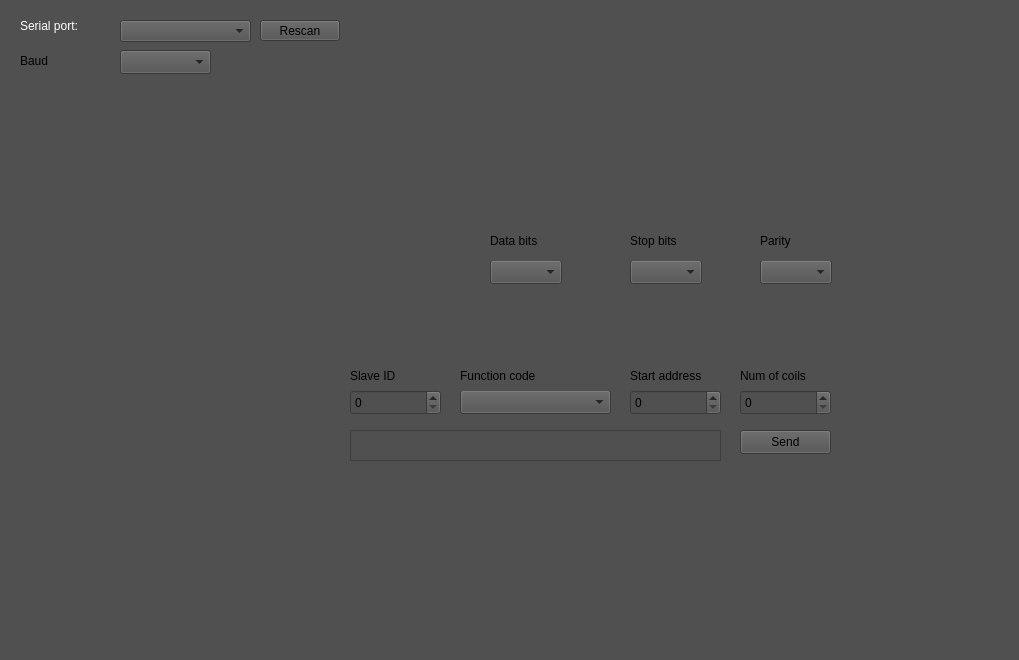
Old version of the form mainwindow.ui in the repository VarionDrakon/UICD.Configurator.
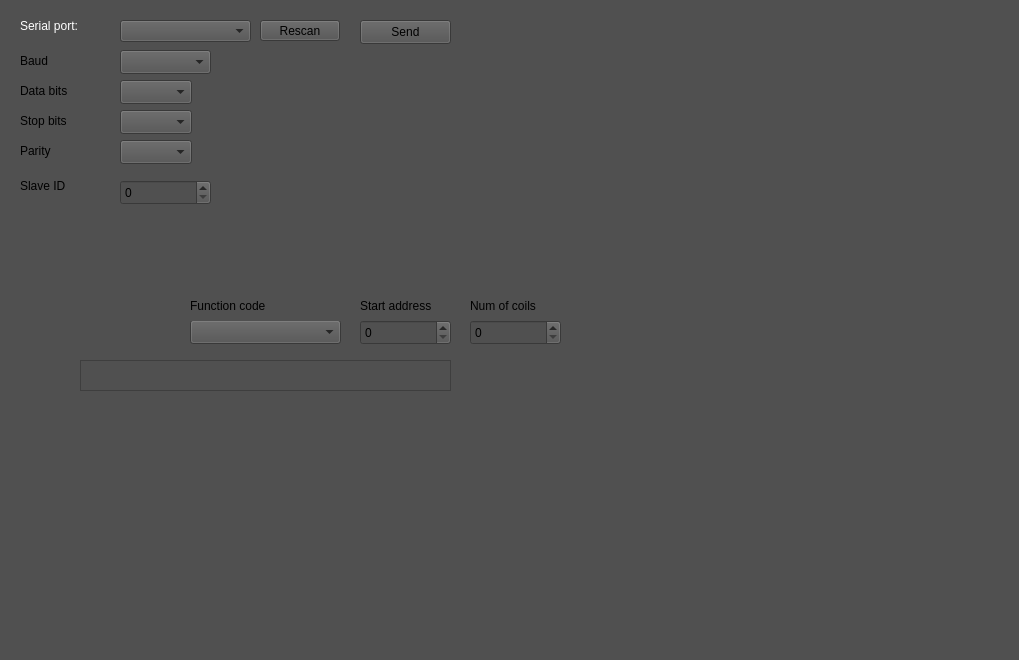
New version of the form.

Commit message: I didn't do anything... Except move elements UI.

```diff
--- a/mainwindow.ui
+++ b/mainwindow.ui
@@ -68,8 +68,8 @@
    <widget class="QComboBox" name="comboBox_2">
     <property name="geometry">
      <rect>
-      <x>490</x>
-      <y>260</y>
+      <x>120</x>
+      <y>80</y>
       <width>72</width>
       <height>24</height>
      </rect>
@@ -78,8 +78,8 @@
    <widget class="QComboBox" name="comboBox_3">
     <property name="geometry">
      <rect>
-      <x>630</x>
-      <y>260</y>
+      <x>120</x>
+      <y>110</y>
       <width>72</width>
       <height>24</height>
      </rect>
@@ -88,8 +88,8 @@
    <widget class="QComboBox" name="comboBox_4">
     <property name="geometry">
      <rect>
-      <x>760</x>
-      <y>260</y>
+      <x>120</x>
+      <y>140</y>
       <width>72</width>
       <height>24</height>
      </rect>
@@ -127,8 +127,8 @@
    <widget class="QLabel" name="label_3">
     <property name="geometry">
      <rect>
-      <x>490</x>
-      <y>220</y>
+      <x>20</x>
+      <y>70</y>
       <width>71</width>
       <height>41</height>
      </rect>
@@ -140,8 +140,8 @@
    <widget class="QLabel" name="label_4">
     <property name="geometry">
      <rect>
-      <x>630</x>
-      <y>220</y>
+      <x>20</x>
+      <y>100</y>
       <width>71</width>
       <height>41</height>
      </rect>
@@ -153,8 +153,8 @@
    <widget class="QLabel" name="label_5">
     <property name="geometry">
      <rect>
-      <x>760</x>
-      <y>220</y>
+      <x>20</x>
+      <y>130</y>
       <width>71</width>
       <height>41</height>
      </rect>
@@ -166,8 +166,8 @@
    <widget class="QSpinBox" name="spinBox">
     <property name="geometry">
      <rect>
-      <x>350</x>
-      <y>390</y>
+      <x>120</x>
+      <y>180</y>
       <width>91</width>
       <height>25</height>
      </rect>
@@ -176,8 +176,8 @@
    <widget class="QComboBox" name="comboBox_5">
     <property name="geometry">
      <rect>
-      <x>460</x>
-      <y>390</y>
+      <x>190</x>
+      <y>320</y>
       <width>151</width>
       <height>24</height>
      </rect>
@@ -186,8 +186,8 @@
    <widget class="QSpinBox" name="spinBox_2">
     <property name="geometry">
      <rect>
-      <x>630</x>
-      <y>390</y>
+      <x>360</x>
+      <y>320</y>
       <width>91</width>
       <height>25</height>
      </rect>
@@ -196,8 +196,8 @@
    <widget class="QSpinBox" name="spinBox_3">
     <property name="geometry">
      <rect>
-      <x>740</x>
-      <y>390</y>
+      <x>470</x>
+      <y>320</y>
       <width>91</width>
       <height>25</height>
      </rect>
@@ -206,8 +206,8 @@
    <widget class="QLabel" name="label_6">
     <property name="geometry">
      <rect>
-      <x>350</x>
-      <y>360</y>
+      <x>20</x>
+      <y>170</y>
       <width>81</width>
       <height>31</height>
      </rect>
@@ -219,8 +219,8 @@
    <widget class="QLabel" name="label_7">
     <property name="geometry">
      <rect>
-      <x>460</x>
-      <y>360</y>
+      <x>190</x>
+      <y>290</y>
       <width>151</width>
       <height>31</height>
      </rect>
@@ -232,8 +232,8 @@
    <widget class="QLabel" name="label_8">
     <property name="geometry">
      <rect>
-      <x>630</x>
-      <y>360</y>
+      <x>360</x>
+      <y>290</y>
       <width>81</width>
       <height>31</height>
      </rect>
@@ -245,8 +245,8 @@
    <widget class="QLabel" name="label_9">
     <property name="geometry">
      <rect>
-      <x>740</x>
-      <y>360</y>
+      <x>470</x>
+      <y>290</y>
       <width>81</width>
       <height>31</height>
      </rect>
@@ -258,8 +258,8 @@
    <widget class="QTextBrowser" name="textBrowser">
     <property name="geometry">
      <rect>
-      <x>350</x>
-      <y>430</y>
+      <x>80</x>
+      <y>360</y>
       <width>371</width>
       <height>31</height>
      </rect>
@@ -268,8 +268,8 @@
    <widget class="QPushButton" name="pushButton_2">
     <property name="geometry">
      <rect>
-      <x>740</x>
-      <y>430</y>
+      <x>360</x>
+      <y>20</y>
       <width>91</width>
       <height>24</height>
      </rect>
```
